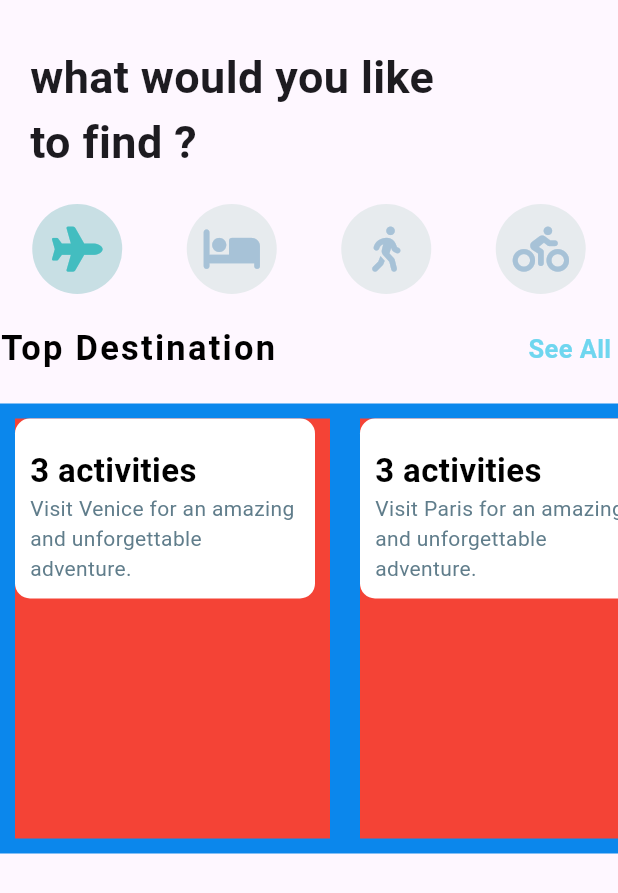
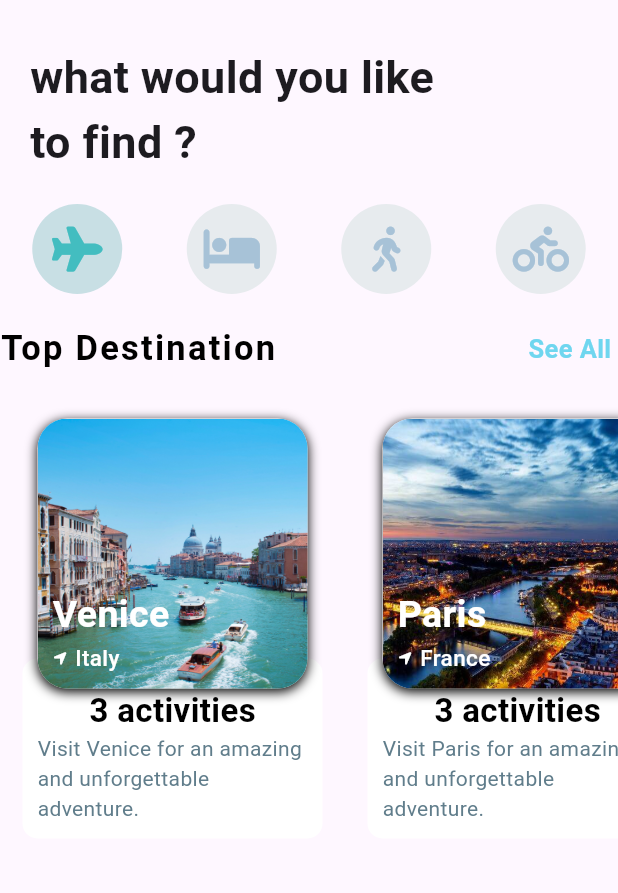
Before and after one commit to irfanhabib19/Travel_appUI, a Flutter app: the screen it shows after launch, on a phone screen of 412 x 824 dp. Shown: the top 893 px of the screen. Run offline on Flutter 3.47's test engine with Material 3 defaults, Android fonts, the phone set to English and light mode, and no system bars; our stand-ins replace device_preview, font_awesome_flutter.

Commit message:
destination place

```diff
--- a/lib/widgets/destinationCursor.dart
+++ b/lib/widgets/destinationCursor.dart
@@ -1,4 +1,5 @@
 import 'package:flutter/material.dart';
+import 'package:font_awesome_flutter/font_awesome_flutter.dart';
 import 'package:travel_appui/models/destination_models.dart';
 
 class Destinationcursor extends StatelessWidget {
@@ -33,7 +34,6 @@ class Destinationcursor extends StatelessWidget {
         ),
         Container(
           height: 300,
-          color: const Color.fromARGB(255, 11, 135, 236),
           child: ListView.builder(
               scrollDirection: Axis.horizontal,
               itemCount: destinations.length,
@@ -43,10 +43,12 @@ class Destinationcursor extends StatelessWidget {
                     margin: EdgeInsets.all(10.0),
                     child: Container(
                       width: 210,
-                      color: Colors.red,
                       child: Stack(
+                        alignment: Alignment.topCenter,
                         children: [
-                          Container(
+                          Positioned(
+                            bottom: 0,
+                            child: Container(
                               decoration: BoxDecoration(
                                 borderRadius: BorderRadius.circular(10),
                                 color: Colors.white,
@@ -59,19 +61,89 @@ class Destinationcursor extends StatelessWidget {
                                   mainAxisAlignment: MainAxisAlignment.end,
                                   crossAxisAlignment: CrossAxisAlignment.start,
                                   children: [
-                                  Text(
+                                    Align(
+                                      alignment: Alignment.bottomCenter,
+                                      child: Text(
                                         '${desti.activities.length} activities',
                                         style: TextStyle(
                                             fontSize: 22,
                                             fontWeight: FontWeight.w600,
                                             color: Colors.black),
                                       ),
-                                  Text(
+                                    ),
+                                    Align(
+                                      alignment: Alignment.bottomCenter,
+                                      child: Text(
                                         '${desti.description}',
-                                    style: TextStyle(color: Colors.blueGrey),
+                                        style:
+                                            TextStyle(color: Colors.blueGrey),
+                                      ),
                                     ),
                                   ],
                                 ),
+                              ),
+                            ),
+                          ),
+                          Container(
+                            decoration: BoxDecoration(
+                                borderRadius: BorderRadius.circular(20),
+                                color: Colors.white,
+                                boxShadow: [
+                                  BoxShadow(
+                                      color: Colors.black,
+                                      offset: Offset(0.0, 2.0),
+                                      blurRadius: 6.0)
+                                ]),
+                            child: Stack(
+                              children: [
+                                ClipRRect(
+                                  borderRadius: BorderRadius.circular(20),
+                                  child: Image(
+                                    height: 180,
+                                    width: 180,
+                                    image: AssetImage(desti.imageUrl),
+                                    fit: BoxFit.cover,
+                                  ),
+                                ),
+                                Positioned(
+                                  left: 10.0,
+                                  bottom: 10.0,
+                                  child: Column(
+                                    crossAxisAlignment:
+                                        CrossAxisAlignment.start,
+                                    children: [
+                                      Text(
+                                        desti.city,
+                                        style: TextStyle(
+                                            fontSize: 25,
+                                            fontWeight: FontWeight.bold,
+                                            color: Colors.white),
+                                      ),
+                                      Row(
+                                        mainAxisAlignment:
+                                            MainAxisAlignment.start,
+                                        children: [
+                                          Icon(
+                                            FontAwesomeIcons.locationArrow,
+                                            size: 10.0,
+                                            color: Colors.white,
+                                          ),
+                                          SizedBox(
+                                            width: 5,
+                                          ),
+                                          Text(
+                                            desti.country,
+                                            style: TextStyle(
+                                                fontSize: 15,
+                                                fontWeight: FontWeight.w500,
+                                                color: Colors.white),
+                                          ),
+                                        ],
+                                      )
+                                    ],
+                                  ),
+                                )
+                              ],
                             ),
                           )
                         ],
```
Lines whose indentation alone changed are shown as unchanged.
